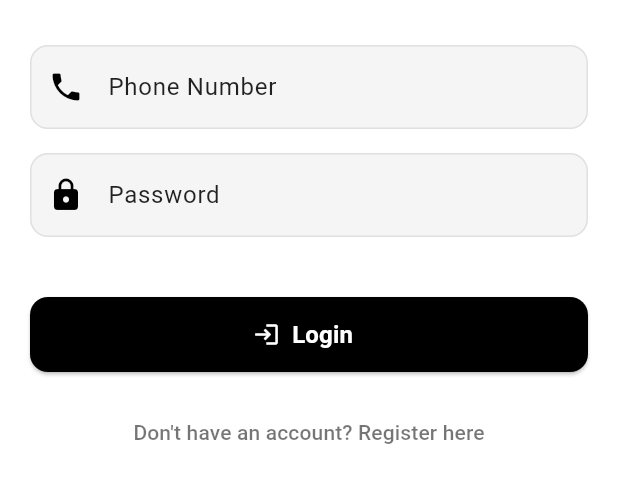
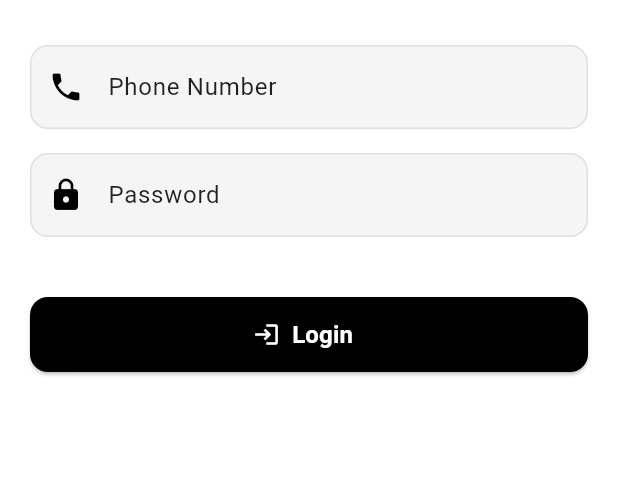
Before and after one commit to E-Hosny/car-wash-provider, a Flutter app: the screen it shows after launch, on a phone screen of 412 x 824 dp, the part 504-1007 px from its top. Run offline on Flutter 3.47's test engine with Material 3 defaults, Android fonts, the phone set to English and light mode, and no system bars; our stand-ins replace firebase_core, firebase_messaging, flutter_dotenv, flutter_local_notifications, shared_preferences; missing offline and left inert: map_launcher; accounts and stored records are empty.

Commit message:
no register for worker

```diff
--- a/lib/screens/login_screen.dart
+++ b/lib/screens/login_screen.dart
@@ -206,19 +206,19 @@ class _LoginScreenState extends State<LoginScreen> {
                 ),
               ),
             ),
-            const SizedBox(height: 16),
-            TextButton(
-              onPressed: () {
-                Navigator.push(
-                  context,
-                  MaterialPageRoute(builder: (_) => const RegisterScreen()),
-                );
-              },
-              child: const Text(
-                'Don\'t have an account? Register here',
-                style: TextStyle(color: Colors.black54),
-              ),
-            ),
+            // const SizedBox(height: 16),
+            // TextButton(
+            //   onPressed: () {
+            //     Navigator.push(
+            //       context,
+            //       MaterialPageRoute(builder: (_) => const RegisterScreen()),
+            //     );
+            //   },
+            //   child: const Text(
+            //     'Don\'t have an account? Register here',
+            //     style: TextStyle(color: Colors.black54),
+            //   ),
+            // ),
           ],
         ),
       ),
```
